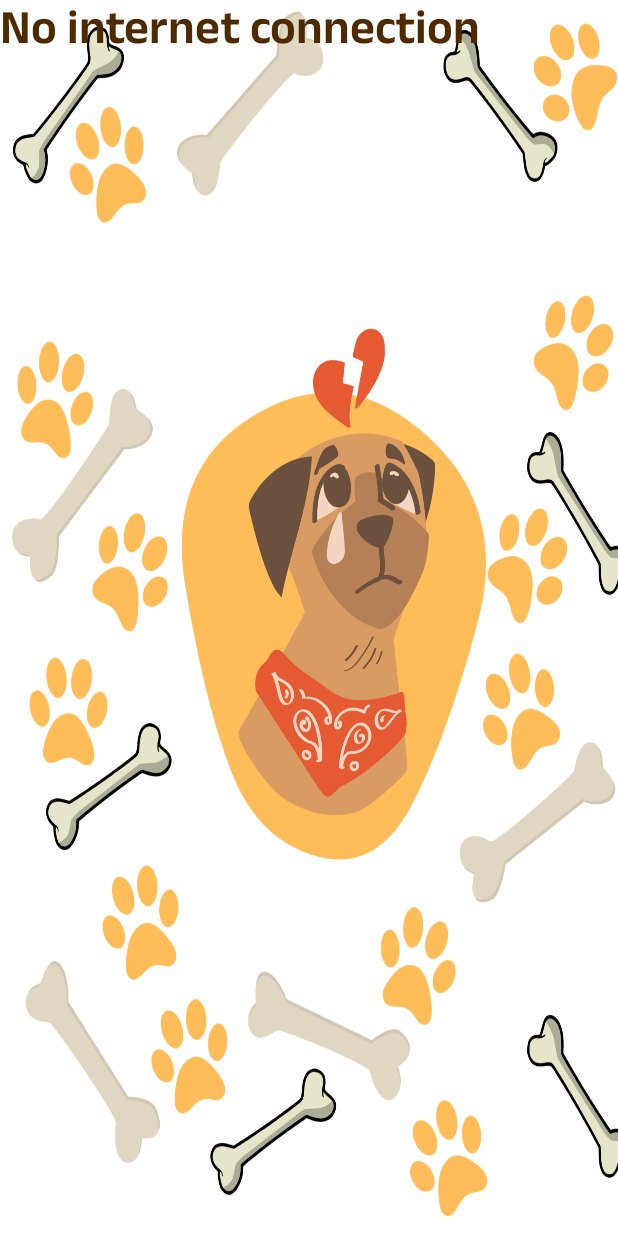
After one commit to TesisEnel/PuppyPlace-Levid-ap2, an Android app built with Jetpack Compose: the composable NoConnectionScreen shown on its own in the app's theme, on a phone screen of 412 x 824 dp. The commit adds this screen. Run offline under Robolectric (Android 15) with nearby library versions, the phone set to English and light mode, and no system bars; 1 statement that could not run was skipped.

Commit message:
verifying internet connection and showing an screen

```diff
--- /dev/null
+++ b/app/src/main/java/com/project/puppyplace/ui/NoConnection/NoConnectionScreen.kt
@@ -0,0 +1,39 @@
+package com.project.puppyplace.ui.NoConnection
+
+import androidx.compose.foundation.Image
+import androidx.compose.foundation.layout.Box
+import androidx.compose.foundation.layout.fillMaxSize
+import androidx.compose.material3.MaterialTheme
+import androidx.compose.material3.Text
+import androidx.compose.runtime.Composable
+import androidx.compose.ui.Modifier
+import androidx.compose.ui.layout.ContentScale
+import androidx.compose.ui.res.painterResource
+import com.project.puppyplace.R
+
+@Composable
+fun NoConnectionScreen() {
+    Box(
+        modifier = Modifier.fillMaxSize()
+    ) {
+        BackgroundImage()
+        InformationText()
+    }
+
+}
+
+@Composable
+fun BackgroundImage(){
+    Image(
+        painter = painterResource(id = R.drawable.no_internet_screen), // Esta es la imagen
+        contentDescription = "Background",
+        contentScale = ContentScale.FillBounds
+    )
+}
+@Composable
+fun InformationText(){
+    Text(
+        text = "No internet connection",
+        style = MaterialTheme.typography.headlineLarge,
+    )
+}
```
Also changed, not shown: app/src/main/java/com/project/puppyplace/MainActivity.kt (+20 -6 lines), app/src/main/res/drawable/no_internet_screen.png (added).
